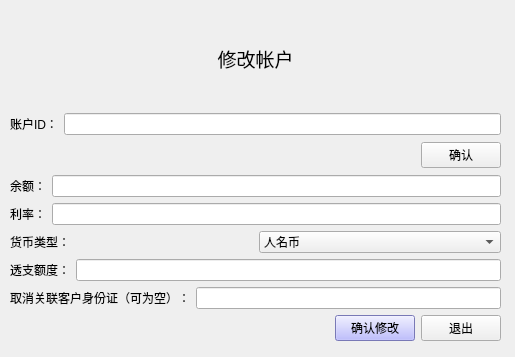
Qt form Bank/ALTER_ACCOUNT.ui (LuciferDarkStar/USTC_2021_DataBase_Lab3) before a commit.
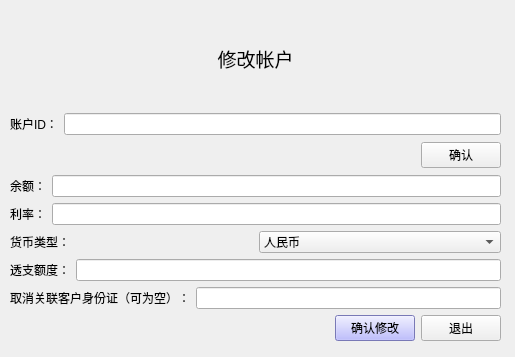
The same form after that commit.

Commit message: 修改 人名币 为 人民币

What changed in the file:
```diff
--- a/Bank/ALTER_ACCOUNT.ui
+++ b/Bank/ALTER_ACCOUNT.ui
@@ -13,7 +13,7 @@
   <property name="windowTitle">
    <string>Form</string>
   </property>
-  <widget class="QWidget" name="">
+  <widget class="QWidget" name="layoutWidget">
    <property name="geometry">
     <rect>
      <x>10</x>
@@ -107,7 +107,7 @@
          <widget class="QComboBox" name="comboBox_3">
           <item>
            <property name="text">
-            <string>人名币</string>
+            <string>人民币</string>
            </property>
           </item>
           <item>
```
The commit also changes 50 other files.
